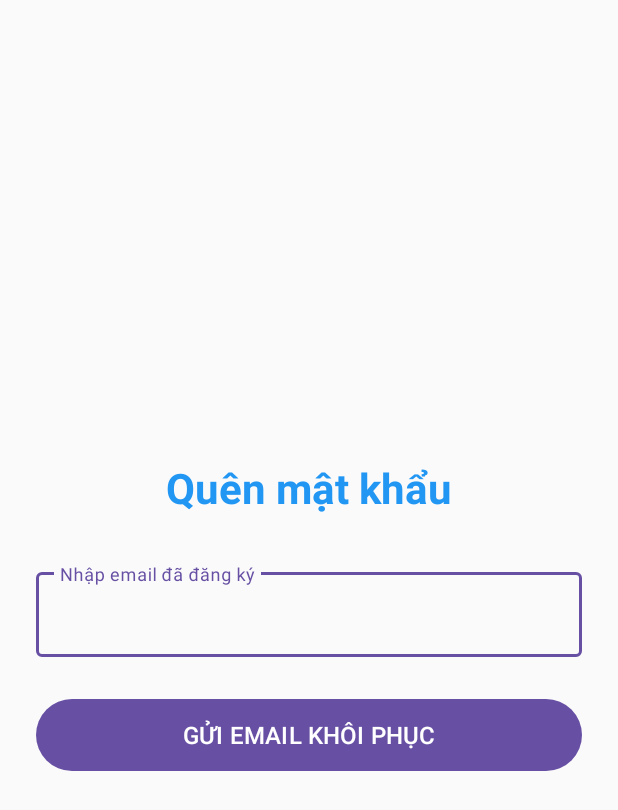
After one commit to Kiet1906/KietMobileProjects, an Android app: the ForgotPasswordActivity screen opened directly, with no data from a screen before it, on a phone screen of 412 x 824 dp. The commit adds this screen. Shown: the top 810 px of the screen. Run offline under Robolectric (Android 15) with nearby library versions, the phone set to English and light mode, and no system bars; our stand-ins replace Firebase (no records; nobody signed in at launch, a user with empty details on screens opened directly).

Commit message:
them reset password

```diff
--- a/GhiChuCaNhan/app/src/main/AndroidManifest.xml
+++ b/GhiChuCaNhan/app/src/main/AndroidManifest.xml
@@ -24,6 +24,9 @@
         <activity
             android:name=".MainActivity"
             android:exported="true" />
+        <activity
+            android:name=".ForgotPasswordActivity"
+            android:exported="true" />
 
     </application>
 
--- /dev/null
+++ b/GhiChuCaNhan/app/src/main/java/com/akiet/ghichucanhan/ForgotPasswordActivity.java
@@ -0,0 +1,43 @@
+package com.akiet.ghichucanhan;
+
+import android.os.Bundle;
+import android.widget.Toast;
+import androidx.appcompat.app.AppCompatActivity;
+import com.google.android.material.textfield.TextInputEditText;
+import com.google.firebase.auth.FirebaseAuth;
+
+public class ForgotPasswordActivity extends AppCompatActivity {
+
+    TextInputEditText edtEmail;
+    FirebaseAuth mAuth;
+
+    @Override
+    protected void onCreate(Bundle savedInstanceState) {
+        super.onCreate(savedInstanceState);
+        setContentView(R.layout.activity_forgot_password);
+
+        edtEmail = findViewById(R.id.edtEmail);
+        mAuth = FirebaseAuth.getInstance();
+
+        findViewById(R.id.btnResetPassword).setOnClickListener(v -> resetPassword());
+    }
+
+    private void resetPassword() {
+        String email = edtEmail.getText().toString().trim();
+
+        if (email.isEmpty()) {
+            Toast.makeText(this, "Vui lòng nhập email", Toast.LENGTH_SHORT).show();
+            return;
+        }
+
+        mAuth.sendPasswordResetEmail(email)
+                .addOnSuccessListener(aVoid ->
+                        Toast.makeText(this,
+                                "Đã gửi email khôi phục mật khẩu",
+                                Toast.LENGTH_LONG).show())
+                .addOnFailureListener(e ->
+                        Toast.makeText(this,
+                                "Lỗi: " + e.getMessage(),
+                                Toast.LENGTH_LONG).show());
+    }
+}
--- a/GhiChuCaNhan/app/src/main/java/com/akiet/ghichucanhan/LoginActivity.java
+++ b/GhiChuCaNhan/app/src/main/java/com/akiet/ghichucanhan/LoginActivity.java
@@ -6,6 +6,7 @@ import android.widget.Toast;
 import androidx.appcompat.app.AppCompatActivity;
 import com.google.android.material.textfield.TextInputEditText;
 import com.google.firebase.auth.FirebaseAuth;
+import android.view.View;
 
 public class LoginActivity extends AppCompatActivity {
     TextInputEditText edtEmail, edtPassword;
@@ -20,6 +21,7 @@ public class LoginActivity extends AppCompatActivity {
         edtPassword = findViewById(R.id.edtPassword);
         findViewById(R.id.btnLogin).setOnClickListener(v -> login());
         findViewById(R.id.tvRegister).setOnClickListener(v -> startActivity(new Intent(this, RegisterActivity.class)));
+        findViewById(R.id.tvForgotPassword).setOnClickListener(v -> startActivity(new Intent(this, ForgotPasswordActivity.class)));
 
         if (mAuth.getCurrentUser() != null) {
             startActivity(new Intent(this, MainActivity.class));
@@ -43,4 +45,5 @@ public class LoginActivity extends AppCompatActivity {
                 })
                 .addOnFailureListener(e -> Toast.makeText(this, "Sai email hoặc mật khẩu!", Toast.LENGTH_LONG).show());
     }
+
 }
--- a/GhiChuCaNhan/app/src/main/java/com/akiet/ghichucanhan/Note.java
+++ b/GhiChuCaNhan/app/src/main/java/com/akiet/ghichucanhan/Note.java
@@ -5,6 +5,9 @@ public class Note {
     private String title;
     private String content;
     private long timestamp;
+    private boolean pinned = false;   // ghi chú ghim
+    private String category = "Khác"; // danh mục
+
     private String color = "#FFFFFF"; // màu nền mặc định trắng
 
     // Constructor rỗng bắt buộc cho Firestore
@@ -16,6 +19,7 @@ public class Note {
         this.timestamp = timestamp;
         this.color = color;
     }
+
 
     // Getter & Setter
     public String getId() { return id; }
--- /dev/null
+++ b/GhiChuCaNhan/app/src/main/res/layout/activity_forgot_password.xml
@@ -0,0 +1,38 @@
+<?xml version="1.0" encoding="utf-8"?>
+<LinearLayout xmlns:android="http://schemas.android.com/apk/res/android"
+    android:layout_width="match_parent"
+    android:layout_height="match_parent"
+    android:orientation="vertical"
+    android:padding="24dp"
+    android:gravity="center"
+    android:background="#FAFAFA">
+
+    <TextView
+        android:layout_width="wrap_content"
+        android:layout_height="wrap_content"
+        android:text="Quên mật khẩu"
+        android:textSize="28sp"
+        android:textStyle="bold"
+        android:textColor="#2196F3"
+        android:layout_marginBottom="32dp"/>
+
+    <com.google.android.material.textfield.TextInputLayout
+        android:layout_width="match_parent"
+        android:layout_height="wrap_content"
+        android:layout_marginBottom="24dp">
+
+        <com.google.android.material.textfield.TextInputEditText
+            android:id="@+id/edtEmail"
+            android:layout_width="match_parent"
+            android:layout_height="wrap_content"
+            android:hint="Nhập email đã đăng ký"
+            android:inputType="textEmailAddress"/>
+    </com.google.android.material.textfield.TextInputLayout>
+
+    <Button
+        android:id="@+id/btnResetPassword"
+        android:layout_width="match_parent"
+        android:layout_height="56dp"
+        android:text="GỬI EMAIL KHÔI PHỤC"
+        android:textSize="16sp"/>
+</LinearLayout>
```
Also changed, not shown: GhiChuCaNhan/app/src/main/res/layout/activity_login.xml (+9 -0 lines).
